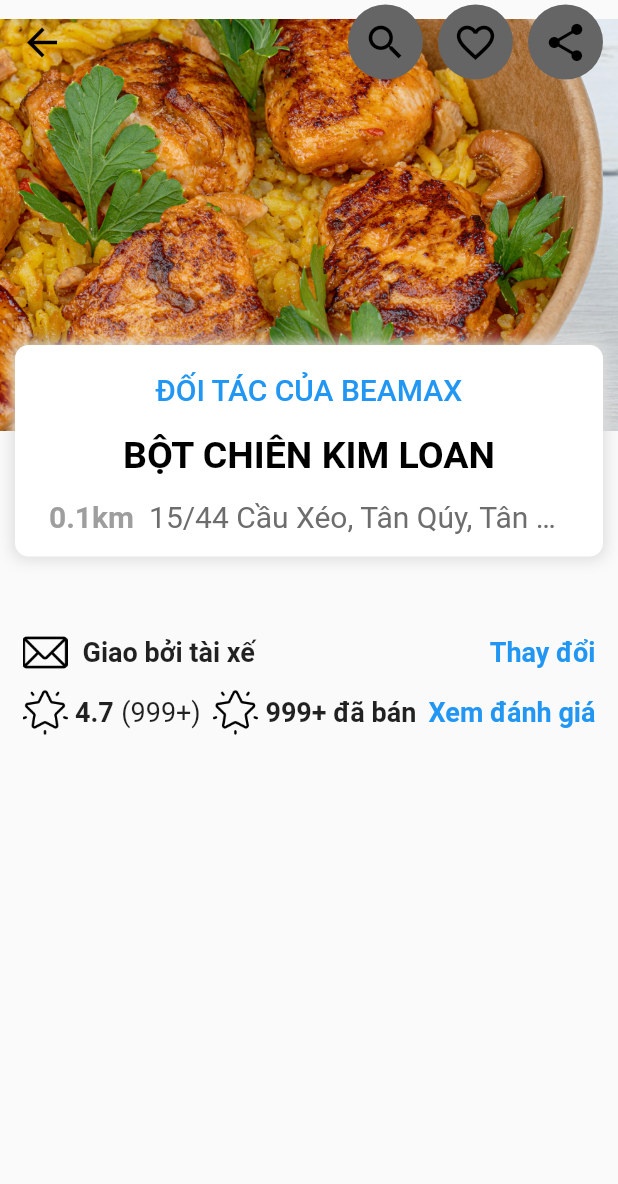
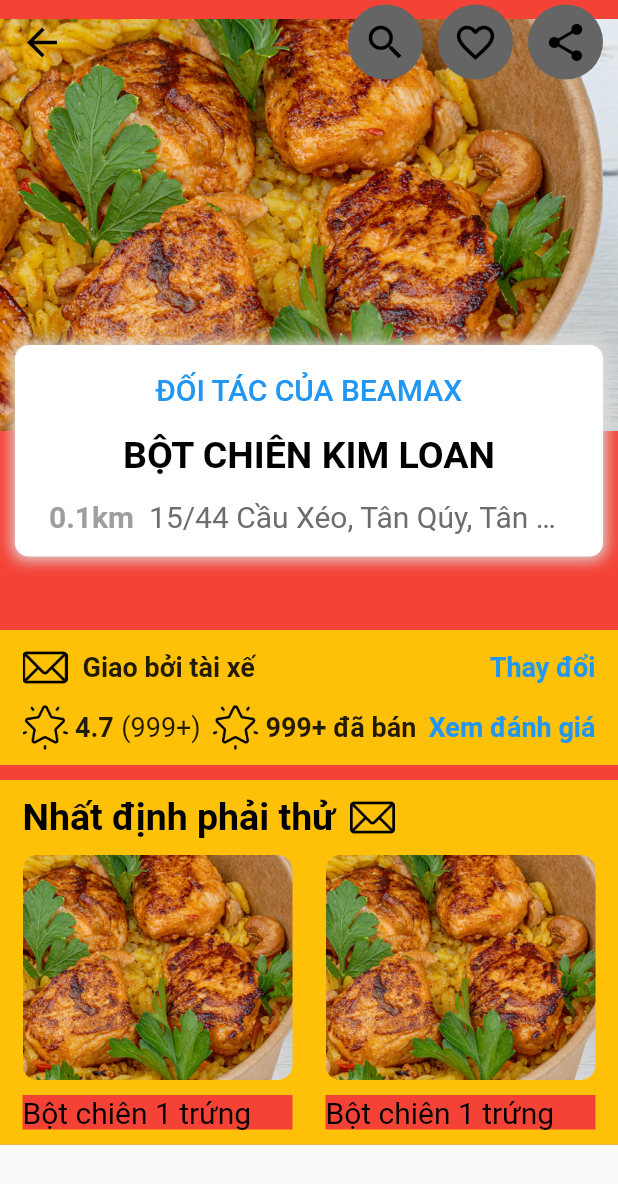
Before and after one commit to vuongchihai/duAn_BaeMaxFK, a Flutter app: the itemChiTietNhaHangDuocApDung screen opened directly, on a phone screen of 412 x 824 dp. Shown: the top 1184 px of the screen. Run offline on Flutter 3.47's test engine with Material 2 defaults, Android fonts, the phone set to English and light mode, and no system bars; our stand-ins replace carousel_slider, fluttertoast, scroll_date_picker.

Commit message:
sd nha hang va chi tiet nha hang chua xong p3

```diff
--- a/sourceCode_BaeMax/baemax/lib/widgets/chiTietIemNhaHangDuocApDung.dart
+++ b/sourceCode_BaeMax/baemax/lib/widgets/chiTietIemNhaHangDuocApDung.dart
@@ -59,7 +59,9 @@ class itemChiTietNhaHangDuocApDung extends StatelessWidget {
           ),
         ],
       ),
-      body: SingleChildScrollView(
+      body: Container(
+        color: Colors.red,
+        child: SingleChildScrollView(
           child: Column(
             children: [
               Container(
@@ -120,7 +122,8 @@ class itemChiTietNhaHangDuocApDung extends StatelessWidget {
                                 style: const TextStyle(
                                   fontSize: 20,
                                   color: Colors.blue,
-                                  fontWeight: FontWeight.w500),
+                                  fontWeight: FontWeight.w500,
+                                ),
                               ),
                             ),
                             const SizedBox(
@@ -176,8 +179,10 @@ class itemChiTietNhaHangDuocApDung extends StatelessWidget {
                 ),
               ),
               Container(
+                color: Colors.amber,
                 padding: const EdgeInsets.symmetric(
                   horizontal: 15,
+                  vertical: 10,
                 ),
                 child: Column(
                   crossAxisAlignment: CrossAxisAlignment.start,
@@ -216,7 +221,9 @@ class itemChiTietNhaHangDuocApDung extends StatelessWidget {
                         ),
                       ],
                     ),
-                  SizedBox(height: 10,),
+                    const SizedBox(
+                      height: 10,
+                    ),
                     Row(
                       mainAxisAlignment: MainAxisAlignment.spaceBetween,
                       children: [
@@ -284,7 +291,115 @@ class itemChiTietNhaHangDuocApDung extends StatelessWidget {
                   ],
                 ),
               ),
+              const SizedBox(
+                height: 10,
+              ),
+              Container(
+                color: Colors.amber,
+                padding: const EdgeInsets.symmetric(
+                  horizontal: 15,
+                  vertical: 10,
+                ),
+                child: Column(
+                  crossAxisAlignment: CrossAxisAlignment.start,
+                  children: [
+                    const Row(
+                      mainAxisAlignment: MainAxisAlignment.start,
+                      children: [
+                        Text(
+                          'Nhất định phải thử',
+                          style: TextStyle(
+                              fontSize: 25,
+                              fontWeight: FontWeight.bold,
+                              color: Colors.black),
+                        ),
+                        SizedBox(
+                          width: 10,
+                        ),
+                        Image(
+                          image: AssetImage('images/hinh_19.png'),
+                          width: 30,
+                          height: 30,
+                        ),
                       ],
+                    ),
+                    const SizedBox(
+                      height: 10,
+                    ),
+                    Row(
+                      mainAxisAlignment: MainAxisAlignment.spaceBetween,
+                      children: [
+                        Container(
+                          width: 180,
+                          child: Column(
+                            crossAxisAlignment: CrossAxisAlignment.start,
+                            children: [
+                              ClipRRect(
+                                borderRadius: BorderRadius.circular(10),
+                                child: Image(
+                                  image: AssetImage('images/hinh_73.jpg'),
+                                  fit: BoxFit.cover,
+                                  width: 180,
+                                  height: 150,
+                                ),
+                              ),
+                              SizedBox(
+                                height: 10,
+                              ),
+                              Container(
+                                width: 180,
+                                color: Colors.red,
+                                child: Text(
+                                  'Bột chiên 1 trứng',
+                                  style: TextStyle(
+                                    fontSize: 20,
+                                    color: Colors.black,
+                                  ),
+                                  softWrap: true,
+                                ),
+                              ),
+                            ],
+                          ),
+                        ),
+                        Container(
+                          width: 180,
+                          child: Column(
+                            crossAxisAlignment: CrossAxisAlignment.start,
+                            children: [
+                              ClipRRect(
+                                borderRadius: BorderRadius.circular(10),
+                                child: Image(
+                                  image: AssetImage('images/hinh_73.jpg'),
+                                  fit: BoxFit.cover,
+                                  width: 180,
+                                  height: 150,
+                                ),
+                              ),
+                              const SizedBox(
+                                height: 10,
+                              ),
+                              Container(
+                                width: 180,
+                                color: Colors.red,
+                                child: Text(
+                                  'Bột chiên 1 trứng',
+                                  style: TextStyle(
+                                    fontSize: 20,
+                                    color: Colors.black,
+                                  ),
+                                  softWrap: true,
+                                ),
+                              ),
+                            ],
+                          ),
+                        ),
+                      ],
+                    )
+                  ],
+                ),
+              ),
+            ],
+          ),
         ),
       ),
     );
```
Lines whose indentation alone changed are shown as unchanged.
